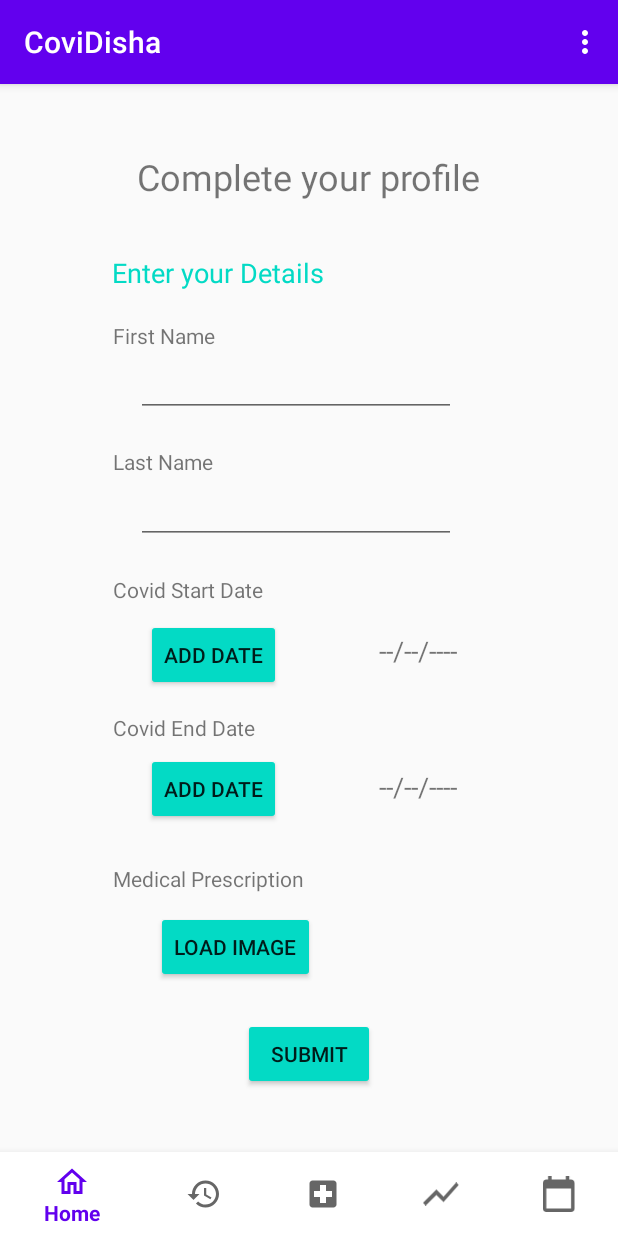
After one commit to shrutigupta5555/covidisha-app, an Android app: the fragment DonateFragment placed in its activity, on a phone screen of 412 x 824 dp. The commit adds this screen. Run offline under Robolectric (Android 15) with nearby library versions, the phone set to English and light mode, and no system bars; our stand-ins replace Firebase (no records; nobody signed in at launch, a user with empty details on screens opened directly), Volley; libraries missing offline, so code that uses them is left out: com.github.kittinunf.fuel; network calls fail; pictures from the network do not load.

Commit message:
change bottom nav

```diff
--- a/app/src/main/java/com/example/covidishaa/HomeActivity.kt
+++ b/app/src/main/java/com/example/covidishaa/HomeActivity.kt
@@ -3,16 +3,13 @@ package com.example.covidishaa
 import android.content.Intent
 import androidx.appcompat.app.AppCompatActivity
 import android.os.Bundle
-import android.util.Log
 import android.view.Menu
 import android.view.MenuItem
 import android.widget.Toast
 import androidx.fragment.app.Fragment
 import com.example.covidishaa.bluetooth.ChatServer
 import com.example.covidishaa.utils.FirebaseUtils
-import com.example.covidishaa.utils.FirebaseUtils.db
 import com.google.android.material.bottomnavigation.BottomNavigationView
-import com.google.firebase.auth.FirebaseUser
 import kotlinx.android.synthetic.main.activity_home.*
 import kotlinx.android.synthetic.main.activity_main.*
 
@@ -75,7 +72,7 @@ class HomeActivity : AppCompatActivity() {
                     Toast.makeText(this, "Profile selected", Toast.LENGTH_SHORT).show()
                     true
                 }
-                R.id.BNMProfile -> {
+                R.id.BNMMed -> {
                     Toast.makeText(this, "History selected", Toast.LENGTH_SHORT).show()
                     true
                 }
--- a/app/src/main/java/com/example/covidishaa/bluetooth/ChatServer.kt
+++ b/app/src/main/java/com/example/covidishaa/bluetooth/ChatServer.kt
@@ -227,7 +227,7 @@ object ChatServer {
 
 
         var current: String? = FirebaseUtils.firebaseAuth.currentUser?.displayName
-
+        Log.i("purva", current.toString()+"niing")
 
 
 
--- /dev/null
+++ b/app/src/main/java/com/example/covidishaa/medicine/DonateFragment.kt
@@ -0,0 +1,158 @@
+package com.example.covidishaa.medicine
+
+import android.app.Activity.RESULT_OK
+import android.app.DatePickerDialog
+import android.content.Intent
+import android.net.Uri
+import android.os.Bundle
+import android.provider.MediaStore
+import androidx.fragment.app.Fragment
+import android.view.LayoutInflater
+import android.view.View
+import android.view.ViewGroup
+import android.widget.Button
+import android.widget.DatePicker
+import android.widget.ImageView
+import android.widget.TextView
+import com.example.covidishaa.R
+import kotlinx.android.synthetic.main.fragment_donate.*
+import java.text.SimpleDateFormat
+import java.util.*
+
+// TODO: Rename parameter arguments, choose names that match
+// the fragment initialization parameters, e.g. ARG_ITEM_NUMBER
+private const val ARG_PARAM1 = "param1"
+private const val ARG_PARAM2 = "param2"
+
+/**
+ * A simple [Fragment] subclass.
+ * Use the [DonateFragment.newInstance] factory method to
+ * create an instance of this fragment.
+ */
+class DonateFragment : Fragment() {
+    lateinit var imageView: ImageView
+    lateinit var button: Button
+    private val pickImage = 100
+    private var imageUri: Uri? = null
+
+    var button_date: Button? = null
+    var textview_date: TextView? = null
+    var cal = Calendar.getInstance()
+
+    var button_da: Button? = null
+    var textview_da: TextView? = null
+    var ca = Calendar.getInstance()
+
+    override fun onActivityResult(requestCode: Int, resultCode: Int, data: Intent?) {
+        super.onActivityResult(requestCode, resultCode, data)
+        if (resultCode == RESULT_OK && requestCode == pickImage) {
+            imageUri = data?.data
+            imageView.setImageURI(imageUri)
+        }
+    }
+    private fun updateDateInView() {
+        val myFormat = "MM/dd/yyyy" // mention the format you need
+        val sdf = SimpleDateFormat(myFormat, Locale.US)
+        textview_date!!.text = sdf.format(cal.getTime())
+    }
+
+    private fun updateDate() {
+        val myFor = "MM/dd/yyyy" // mention the format you need
+        val sd = SimpleDateFormat(myFor, Locale.US)
+        textview_da!!.text = sd.format(ca.getTime())
+    }
+
+
+    override fun onCreateView(
+            inflater: LayoutInflater, container: ViewGroup?,
+            savedInstanceState: Bundle?
+    ): View? {
+        // Inflate the layout for this fragment
+        return inflater.inflate(R.layout.fragment_donate, container, false)
+    }
+
+    override fun onViewCreated(view: View, savedInstanceState: Bundle?) {
+        super.onViewCreated(view, savedInstanceState)
+
+        setContentView(R.layout.fragment_donate)
+
+        imageView = this.ImageView
+        button = this.ButtonLoadPicture
+        button.setOnClickListener {
+            val gallery = Intent(Intent.ACTION_PICK, MediaStore.Images.Media.INTERNAL_CONTENT_URI)
+            startActivityForResult(gallery, pickImage)
+        }
+
+
+
+        // get the references from layout file
+        textview_date = this.text_view_date_1
+        button_date = this.button_date_1
+
+        textview_da = this.text_view_date_2
+        button_da = this.button_date_2
+
+
+        textview_date!!.text = "--/--/----"
+        textview_da!!.text = "--/--/----"
+
+
+
+        // create an OnDateSetListener
+        val dateSetList = object : DatePickerDialog.OnDateSetListener {
+            override fun onDateSet(view: DatePicker, year: Int, monthOfYear: Int,
+                                   dayOfMonth: Int) {
+                cal.set(Calendar.YEAR, year)
+                cal.set(Calendar.MONTH, monthOfYear)
+                cal.set(Calendar.DAY_OF_MONTH, dayOfMonth)
+                updateDateInView()
+            }
+        }
+
+        // create an OnDateSetListener
+        val dateSetListener = object : DatePickerDialog.OnDateSetListener {
+            override fun onDateSet(view: DatePicker, year: Int, monthOfYear: Int,
+                                   dayOfMonth: Int) {
+                ca.set(Calendar.YEAR, year)
+                ca.set(Calendar.MONTH, monthOfYear)
+                ca.set(Calendar.DAY_OF_MONTH, dayOfMonth)
+                updateDate()
+            }
+        }
+
+        // when you click on the button, show DatePickerDialog that is set with OnDateSetListener
+        button_date!!.setOnClickListener(object : View.OnClickListener {
+            override fun onClick(view: View) {
+                DatePickerDialog(requireContext(),
+                        dateSetListener,
+                        // set DatePickerDialog to point to today's date when it loads up
+                        cal.get(Calendar.YEAR),
+                        cal.get(Calendar.MONTH),
+                        cal.get(Calendar.DAY_OF_MONTH)).show()
+            }
+
+        })
+
+        button_da!!.setOnClickListener(object : View.OnClickListener {
+            override fun onClick(view: View) {
+                DatePickerDialog(requireContext(),
+                        dateSetList,
+                        // set DatePickerDialog to point to today's date when it loads up
+                        ca.get(Calendar.YEAR),
+                        ca.get(Calendar.MONTH),
+                        ca.get(Calendar.DAY_OF_MONTH)).show()
+            }
+
+        })
+
+
+
+//        view.findViewById<Button>(R.id.button_submit).setOnClickListener {
+//            findNavController().navigate(R.id.action_SecondFragment_to_FirstFragment)
+//        }
+    }
+
+    private fun setContentView(fragmentSecond: Int) {
+
+    }
+}
--- /dev/null
+++ b/app/src/main/res/layout/fragment_donate.xml
@@ -0,0 +1,230 @@
+<?xml version="1.0" encoding="utf-8"?>
+<FrameLayout xmlns:android="http://schemas.android.com/apk/res/android"
+    xmlns:app="http://schemas.android.com/apk/res-auto"
+
+    xmlns:tools="http://schemas.android.com/tools"
+    android:id="@+id/donate"
+    android:layout_width="match_parent"
+    android:layout_height="match_parent"
+    tools:context=".medicine.DonateFragment">
+
+
+    <androidx.constraintlayout.widget.ConstraintLayout xmlns:android="http://schemas.android.com/apk/res/android"
+        xmlns:app="http://schemas.android.com/apk/res-auto"
+        xmlns:tools="http://schemas.android.com/tools"
+        android:layout_width="match_parent"
+        android:layout_height="match_parent"
+        tools:context=".SecondFragment">
+
+
+        <TextView
+            android:id="@+id/textview_first"
+            android:layout_width="wrap_content"
+            android:layout_height="wrap_content"
+            android:text="Complete your profile"
+            android:textSize="24sp"
+            app:layout_constraintBottom_toBottomOf="parent"
+            app:layout_constraintEnd_toEndOf="parent"
+            app:layout_constraintStart_toStartOf="parent"
+            app:layout_constraintTop_toTopOf="parent"
+            app:layout_constraintVertical_bias="0.067" />
+
+        <TextView
+            android:id="@+id/textview_third"
+            android:layout_width="wrap_content"
+            android:layout_height="wrap_content"
+            android:text="Enter your Details"
+            android:textColor="#03DAC5"
+            android:textSize="18sp"
+            app:layout_constraintBottom_toBottomOf="parent"
+            app:layout_constraintEnd_toEndOf="parent"
+            app:layout_constraintHorizontal_bias="0.276"
+            app:layout_constraintStart_toStartOf="parent"
+            app:layout_constraintTop_toTopOf="parent"
+            app:layout_constraintVertical_bias="0.165" />
+
+        <Button
+            android:id="@+id/button_submit"
+            android:layout_width="wrap_content"
+            android:layout_height="wrap_content"
+            android:text="Submit"
+            app:backgroundTint="#03DAC5"
+            app:layout_constraintBottom_toBottomOf="parent"
+            app:layout_constraintEnd_toEndOf="parent"
+            app:layout_constraintStart_toStartOf="parent"
+            app:layout_constraintTop_toTopOf="parent"
+            app:layout_constraintVertical_bias="0.938" />
+
+        <TextView
+            android:id="@+id/textview_covidstartdate"
+            android:layout_width="wrap_content"
+            android:layout_height="wrap_content"
+            android:text="Covid Start Date"
+            app:layout_constraintBottom_toBottomOf="parent"
+            app:layout_constraintEnd_toEndOf="parent"
+            app:layout_constraintHorizontal_bias="0.242"
+            app:layout_constraintStart_toStartOf="parent"
+            app:layout_constraintTop_toTopOf="parent"
+            app:layout_constraintVertical_bias="0.473" />
+
+        <TextView
+            android:id="@+id/textview_covidenddate"
+            android:layout_width="wrap_content"
+            android:layout_height="wrap_content"
+            android:text="Covid End Date"
+            app:layout_constraintBottom_toBottomOf="parent"
+            app:layout_constraintEnd_toEndOf="parent"
+            app:layout_constraintHorizontal_bias="0.237"
+            app:layout_constraintStart_toStartOf="parent"
+            app:layout_constraintTop_toTopOf="parent"
+            app:layout_constraintVertical_bias="0.605" />
+
+        <TextView
+            android:id="@+id/textview_lastname"
+            android:layout_width="wrap_content"
+            android:layout_height="wrap_content"
+            android:text="Last Name"
+            app:layout_constraintBottom_toBottomOf="parent"
+            app:layout_constraintEnd_toEndOf="parent"
+            app:layout_constraintHorizontal_bias="0.218"
+            app:layout_constraintStart_toStartOf="parent"
+            app:layout_constraintTop_toTopOf="parent"
+            app:layout_constraintVertical_bias="0.349" />
+
+        <TextView
+            android:id="@+id/textview_firstname"
+            android:layout_width="wrap_content"
+            android:layout_height="wrap_content"
+            android:text="First Name"
+            app:layout_constraintBottom_toBottomOf="parent"
+            app:layout_constraintEnd_toEndOf="parent"
+            app:layout_constraintHorizontal_bias="0.219"
+            app:layout_constraintStart_toStartOf="parent"
+            app:layout_constraintTop_toTopOf="parent"
+            app:layout_constraintVertical_bias="0.228" />
+
+        <EditText
+            android:id="@id/textview_firstname"
+            android:layout_width="wrap_content"
+            android:layout_height="wrap_content"
+            android:ems="10"
+            android:inputType="textPersonName"
+            android:textColorLink="#9C27B0"
+            app:layout_constraintBottom_toBottomOf="parent"
+            app:layout_constraintEnd_toEndOf="parent"
+            app:layout_constraintHorizontal_bias="0.457"
+            app:layout_constraintStart_toStartOf="parent"
+            app:layout_constraintTop_toTopOf="parent"
+            app:layout_constraintVertical_bias="0.265" />
+
+        <TextView
+            android:id="@+id/textview_medicalprescription"
+            android:layout_width="wrap_content"
+            android:layout_height="wrap_content"
+            android:text="Medical Prescription"
+            app:layout_constraintBottom_toBottomOf="parent"
+            app:layout_constraintEnd_toEndOf="parent"
+            app:layout_constraintHorizontal_bias="0.265"
+            app:layout_constraintStart_toStartOf="parent"
+            app:layout_constraintTop_toTopOf="parent"
+            app:layout_constraintVertical_bias="0.751" />
+
+        <EditText
+            android:id="@id/textview_lastname"
+            android:layout_width="wrap_content"
+            android:layout_height="wrap_content"
+            android:ems="10"
+            android:inputType="textPersonName"
+            android:textColorLink="#9C27B0"
+            app:layout_constraintBottom_toBottomOf="parent"
+            app:layout_constraintEnd_toEndOf="parent"
+            app:layout_constraintHorizontal_bias="0.457"
+            app:layout_constraintStart_toStartOf="parent"
+            app:layout_constraintTop_toTopOf="parent"
+            app:layout_constraintVertical_bias="0.392" />
+
+        <TextView
+            android:id="@+id/text_view_date_1"
+            android:layout_width="wrap_content"
+            android:layout_height="wrap_content"
+            android:padding="20dp"
+            android:textSize="18sp"
+            app:layout_constraintBottom_toBottomOf="parent"
+            app:layout_constraintEnd_toEndOf="parent"
+            app:layout_constraintHorizontal_bias="0.727"
+            app:layout_constraintStart_toStartOf="parent"
+            app:layout_constraintTop_toTopOf="parent"
+            app:layout_constraintVertical_bias="0.533" />
+
+        <TextView
+            android:id="@+id/text_view_date_2"
+            android:layout_width="wrap_content"
+            android:layout_height="wrap_content"
+            android:padding="20dp"
+            android:textSize="18sp"
+            app:layout_constraintBottom_toBottomOf="parent"
+            app:layout_constraintEnd_toEndOf="parent"
+            app:layout_constraintHorizontal_bias="0.727"
+            app:layout_constraintStart_toStartOf="parent"
+            app:layout_constraintTop_toTopOf="parent"
+            app:layout_constraintVertical_bias="0.674" />
+
+        <Button
+            android:id="@+id/button_date_1"
+            android:layout_width="wrap_content"
+            android:layout_height="wrap_content"
+            android:text="Add Date"
+            app:backgroundTint="#03DAC5"
+            app:layout_constraintBottom_toBottomOf="parent"
+            app:layout_constraintEnd_toEndOf="parent"
+            app:layout_constraintHorizontal_bias="0.302"
+            app:layout_constraintStart_toStartOf="parent"
+            app:layout_constraintTop_toTopOf="parent"
+            app:layout_constraintVertical_bias="0.672" />
+
+        <Button
+            android:id="@+id/button_date_2"
+            android:layout_width="wrap_content"
+            android:layout_height="wrap_content"
+
+            android:text="Add Date"
+            app:backgroundTint="#03DAC5"
+            app:layout_constraintBottom_toBottomOf="parent"
+            app:layout_constraintEnd_toEndOf="parent"
+            app:layout_constraintHorizontal_bias="0.302"
+            app:layout_constraintStart_toStartOf="parent"
+            app:layout_constraintTop_toTopOf="parent"
+            app:layout_constraintVertical_bias="0.537" />
+
+        <ImageView
+            android:id="@+id/ImageView"
+            android:layout_width="70dp"
+            android:layout_height="70dp"
+            android:layout_weight="1"
+            android:scaleType="fitXY"
+            app:layout_constraintBottom_toBottomOf="parent"
+            app:layout_constraintEnd_toEndOf="parent"
+            app:layout_constraintHorizontal_bias="0.733"
+            app:layout_constraintStart_toStartOf="parent"
+            app:layout_constraintTop_toTopOf="parent"
+            app:layout_constraintVertical_bias="0.838" />
+
+        <Button
+            android:id="@+id/ButtonLoadPicture"
+            android:layout_width="wrap_content"
+            android:layout_height="wrap_content"
+            android:layout_gravity="center"
+            android:layout_weight="0"
+            android:text="Load Image"
+            app:backgroundTint="#03DAC5"
+            app:layout_constraintBottom_toBottomOf="parent"
+            app:layout_constraintEnd_toEndOf="parent"
+            app:layout_constraintHorizontal_bias="0.34"
+            app:layout_constraintStart_toStartOf="parent"
+            app:layout_constraintTop_toTopOf="parent"
+            app:layout_constraintVertical_bias="0.83" />
+
+
+        <!--        app:layout_constraintTop_toBottomOf="@id/textview_second" />-->
+    </androidx.constraintlayout.widget.ConstraintLayout>
+</FrameLayout>
--- a/app/src/main/res/layout/item_device.xml
+++ b/app/src/main/res/layout/item_device.xml
@@ -82,7 +82,6 @@
         app:layout_constraintBottom_toBottomOf="parent"
         app:layout_constraintStart_toStartOf="parent"
         app:layout_constraintTop_toTopOf="parent"
-        app:srcCompat="@drawable/ic_bt"
-        tools:srcCompat="@drawable/ic_bluetooth" />
+        app:srcCompat="@drawable/ic_bluetooth" />
 
 </androidx.constraintlayout.widget.ConstraintLayout>
--- a/app/src/main/res/menu/menu_bottom_nav.xml
+++ b/app/src/main/res/menu/menu_bottom_nav.xml
@@ -4,22 +4,24 @@
         android:id="@+id/BNMhome"
         android:icon="@drawable/ic_outline_home_24"
         android:title="Home" />
-
-    <item
-        android:id="@+id/BNMProfile"
-        android:icon="@drawable/ic_baseline_person_outline_24"
-        android:title="Profile" />
     <item
         android:id="@+id/BNMHistory"
         android:icon="@drawable/ic_baseline_history_24"
-        android:title="History" />
+        android:title="Tracker" />
+
+    <item
+        android:id="@+id/BNMMed"
+        android:icon="@drawable/ic_hospital"
+        android:title="Donate Medicines" />
+
+
+    <item
+        android:id="@+id/BNMStats"
+        android:icon="@drawable/ic_stats_24"
+        android:title="Stats" />
     <item
         android:id="@+id/BNMVaccine"
         android:icon="@drawable/ic_calendar"
         android:title="Vaccine" />
-    <item
-        android:id="@+id/BNMStats"
-        android:icon="@drawable/ic_stats_24"
-        android:title="Stats" />
 
 </menu>
--- a/app/src/main/res/menu/menu_logout.xml
+++ b/app/src/main/res/menu/menu_logout.xml
@@ -1,8 +1,8 @@
 <?xml version="1.0" encoding="utf-8"?>
 <menu xmlns:android="http://schemas.android.com/apk/res/android">
     <item
-        android:id="@+id/miMedicinePortal"
-        android:title="Medicine Portal" />
+        android:id="@+id/miProfile"
+        android:title="Profile" />
     <item
         android:id="@+id/miLogOut"
         android:title="Log Out" />
```
Also changed, not shown: app/src/main/java/com/example/covidishaa/BottomNavActivity.kt (+6 -6 lines), app/src/main/java/com/example/covidishaa/medicine/MedicineFragment.kt (+14 -2 lines), app/src/main/res/drawable/ic_outline_local_hospital_24.xml (added, +10 -0 lines), app/src/main/res/layout/fragment_medicine.xml (+18 -13 lines), app/src/main/res/layout/fragment_profile.xml (+0 -10 lines), app/src/main/res/layout/fragment_stats.xml (+40 -40 lines).
